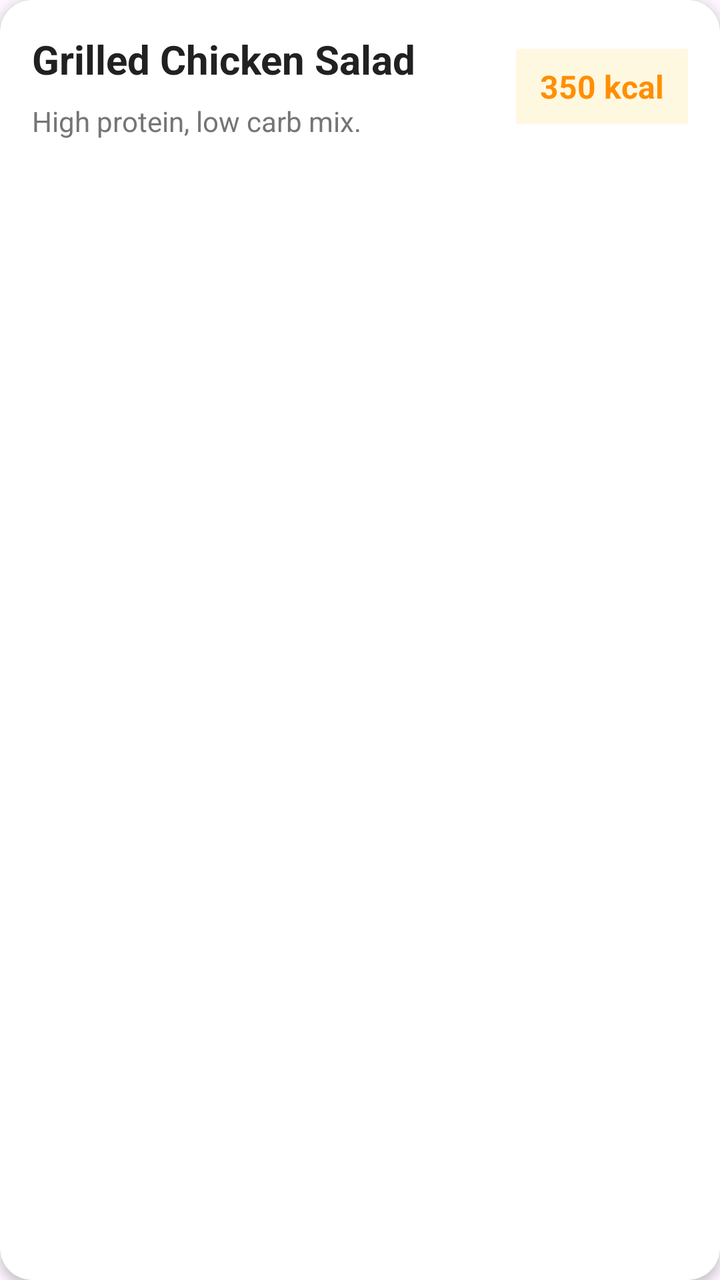
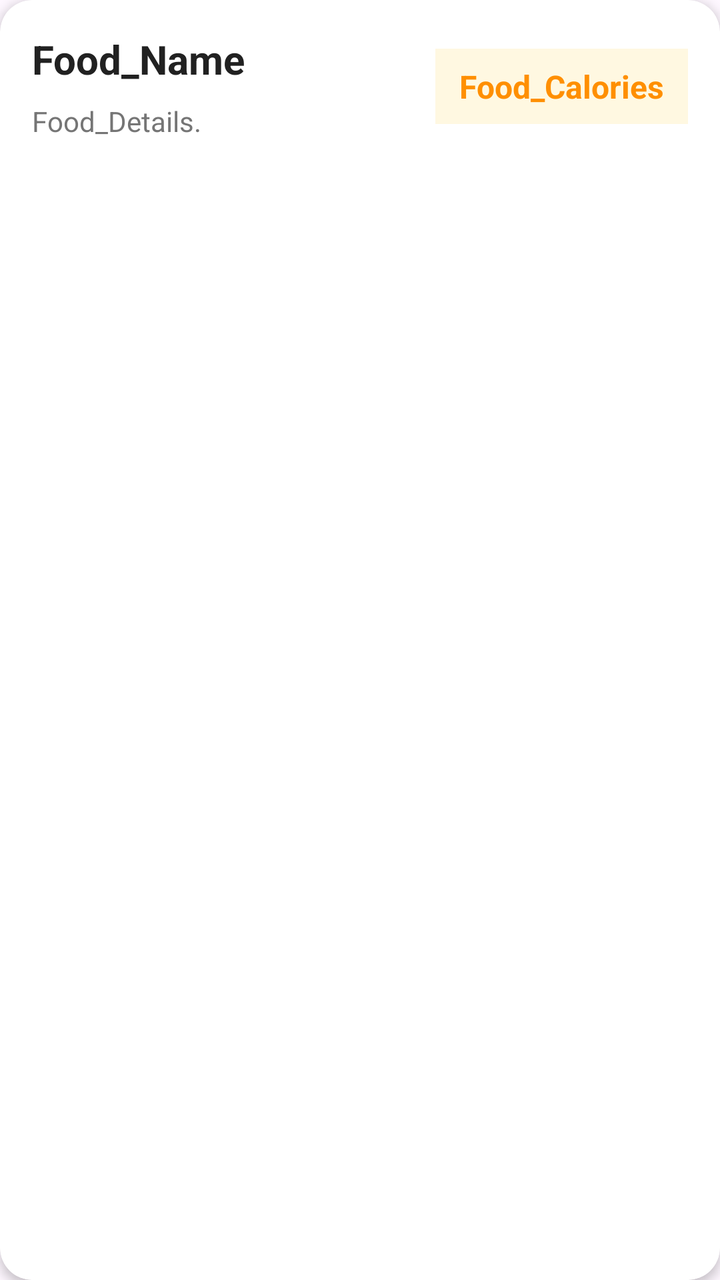

Two renders of the same Android screen: before a commit and after it. Below are the layout's source before the change and the commit's diff.
<!-- AndroidManifest.xml: application theme Theme.Gamstop -->
<!-- res/layout/item_food_card.xml -->
<?xml version="1.0" encoding="utf-8"?>
<androidx.cardview.widget.CardView
    xmlns:android="http://schemas.android.com/apk/res/android"
    xmlns:app="http://schemas.android.com/apk/res-auto"
    android:layout_width="match_parent"
    android:layout_height="wrap_content"
    android:layout_marginBottom="16dp"
    android:layout_marginHorizontal="4dp"
    app:cardBackgroundColor="#FFFFFF"
    app:cardCornerRadius="16dp"
    app:cardElevation="3dp">

    <androidx.constraintlayout.widget.ConstraintLayout
        android:layout_width="match_parent"
        android:layout_height="wrap_content"
        android:padding="16dp">

        <TextView
            android:id="@+id/foodName"
            android:layout_width="0dp"
            android:layout_height="wrap_content"
            android:text="Grilled Chicken Salad"
            android:textColor="#212121"
            android:textSize="20sp"
            android:textStyle="bold"
            app:layout_constraintEnd_toStartOf="@+id/foodCalories"
            app:layout_constraintStart_toStartOf="parent"
            app:layout_constraintTop_toTopOf="parent" />

        <TextView
            android:id="@+id/foodDescription"
            android:layout_width="0dp"
            android:layout_height="wrap_content"
            android:layout_marginTop="8dp"
            android:text="High protein, low carb mix."
            android:textColor="#757575"
            android:textSize="14sp"
            app:layout_constraintEnd_toStartOf="@+id/foodCalories"
            app:layout_constraintStart_toStartOf="parent"
            app:layout_constraintTop_toBottomOf="@id/foodName" />

        <TextView
            android:id="@+id/foodCalories"
            android:layout_width="wrap_content"
            android:layout_height="wrap_content"
            android:background="#FFF8E1"
            android:paddingHorizontal="12dp"
            android:paddingVertical="8dp"
            android:text="350 kcal"
            android:textColor="#FF8F00"
            android:textSize="16sp"
            android:textStyle="bold"
            app:layout_constraintBottom_toBottomOf="parent"
            app:layout_constraintEnd_toEndOf="parent"
            app:layout_constraintTop_toTopOf="parent" />

    </androidx.constraintlayout.widget.ConstraintLayout>
</androidx.cardview.widget.CardView>
<!-- resources referenced by this layout -->
<resources>
  <style name="Theme.Gamstop" parent="Base.Theme.Gamstop" />
  <style name="Base.Theme.Gamstop" parent="Theme.Material3.DayNight.NoActionBar">
          
          
      </style>
</resources>

<!-- the commit's change to res/layout/item_food_card.xml (unified diff, before → after) -->
@@ -19,7 +19,7 @@
             android:id="@+id/foodName"
             android:layout_width="0dp"
             android:layout_height="wrap_content"
-            android:text="Grilled Chicken Salad"
+            android:text="Food_Name"
             android:textColor="#212121"
             android:textSize="20sp"
             android:textStyle="bold"
@@ -32,7 +32,7 @@
             android:layout_width="0dp"
             android:layout_height="wrap_content"
             android:layout_marginTop="8dp"
-            android:text="High protein, low carb mix."
+            android:text="Food_Details."
             android:textColor="#757575"
             android:textSize="14sp"
             app:layout_constraintEnd_toStartOf="@+id/foodCalories"
@@ -46,7 +46,7 @@
             android:background="#FFF8E1"
             android:paddingHorizontal="12dp"
             android:paddingVertical="8dp"
-            android:text="350 kcal"
+            android:text="Food_Calories"
             android:textColor="#FF8F00"
             android:textSize="16sp"
             android:textStyle="bold"
